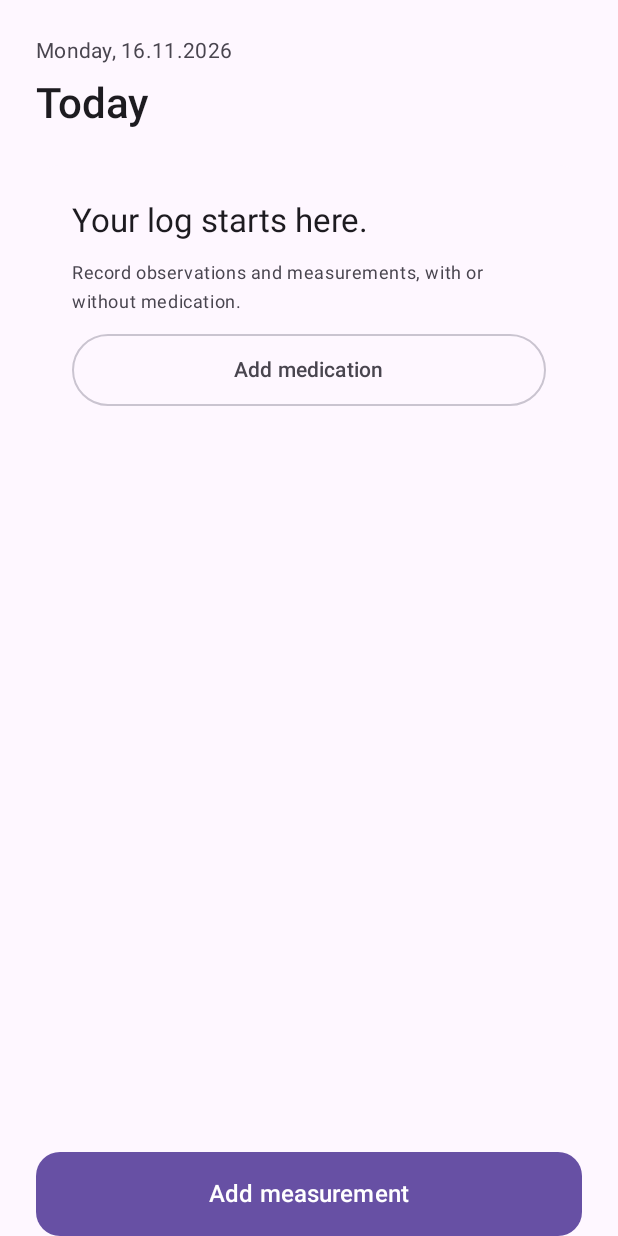
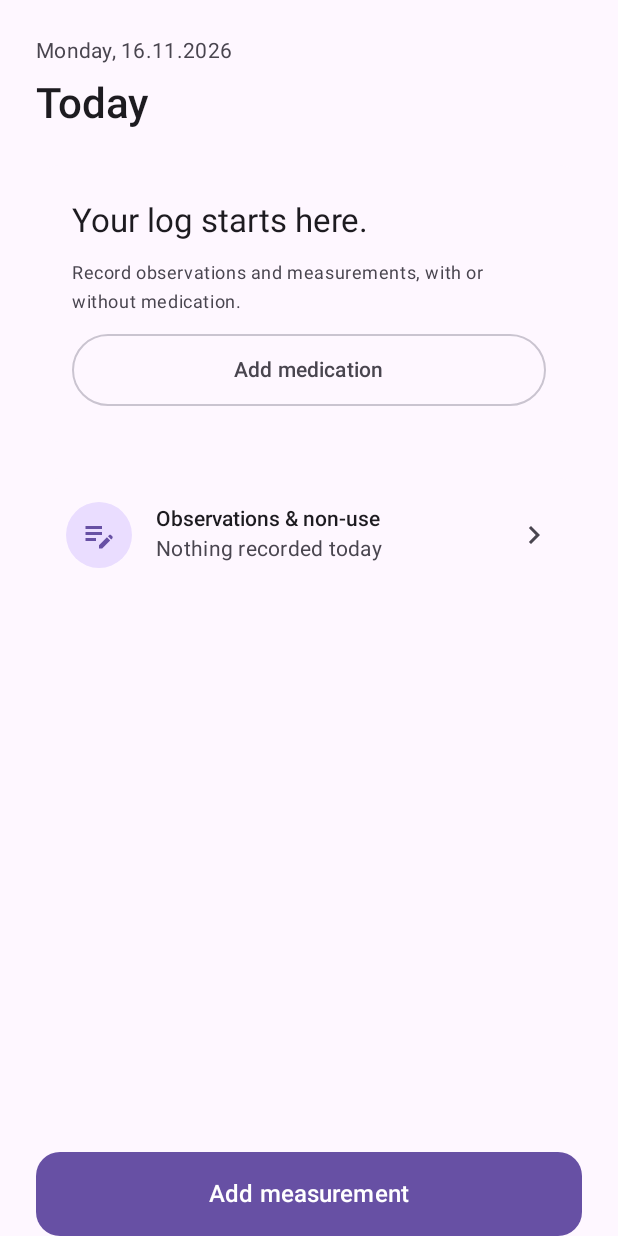
Before and after one commit to Ruurdoos/ADHS-Logbook, an Android app built with Jetpack Compose: the composable HomeScreen called with empty values, on a phone screen of 412 x 824 dp. Run offline under Robolectric (Android 15) with nearby library versions, the phone set to English and light mode, and no system bars; libraries missing offline, so code that uses them is left out: androidx.lifecycle.compose, androidx.lifecycle.viewmodel; 1 statement that could not run was skipped.

Commit message:
feat(home): add observations & non-use card to home
Show a card with today's record count that opens the observations,
measurements and non-use page directly from the home screen.

```diff
--- a/app/src/main/java/com/adhs/logbook/MainActivity.kt
+++ b/app/src/main/java/com/adhs/logbook/MainActivity.kt
@@ -39,6 +39,8 @@ import androidx.compose.foundation.layout.height
 import androidx.compose.foundation.layout.heightIn
 import androidx.compose.foundation.layout.imePadding
 import androidx.compose.foundation.layout.padding
+import androidx.compose.foundation.layout.size
+import androidx.compose.foundation.shape.CircleShape
 import androidx.compose.foundation.layout.width
 import androidx.compose.foundation.lazy.LazyColumn
 import androidx.compose.foundation.lazy.items
@@ -550,6 +552,7 @@ fun LogbookApp(
                             { shouldPage = "observation:" }
                         } else null,
                         onMeasurement = { shouldPage = "measurement:" },
+                        onRecords = { shouldPage = "records" },
                         measurementsEnabled = vm.enabled("measurements_enabled")
                     )
                 }
@@ -853,6 +856,7 @@ private fun HomeScreen(
     onAdd: () -> Unit,
     onObservation: (() -> Unit)?,
     onMeasurement: () -> Unit,
+    onRecords: () -> Unit,
     measurementsEnabled: Boolean = false
 ) {
     var now by remember { mutableLongStateOf(System.currentTimeMillis()) }
@@ -915,6 +919,7 @@ private fun HomeScreen(
                             ) { Text(tr("Add medication")) }
                         }
                     }
+                    RecordsCard(state, now, zone, onRecords)
                 } else {
                     if (state.medications.count { it.active } > 1) Box {
                         OutlinedButton(
@@ -1019,6 +1024,7 @@ private fun HomeScreen(
                             ) { Text(tr("About this estimate")) }
                         }
                     }
+                    RecordsCard(state, now, zone, onRecords)
                     Spacer(Modifier.height(8.dp))
                 }
                 if (recordActions.isNotEmpty()) Spacer(Modifier.height(56.dp))
@@ -1068,6 +1074,42 @@ private fun HomeScreen(
                 Text(tr("Sources: DailyMed Ritalin, Ritalin LA (IR comparison) and Vyvanse capsule labels. Models: ritalin-ir-v1 / vyvanse-capsule-v1. Engine: relative-heuristic-v1."))
             }
         })
+}
+
+/** Home entry point to observations, measurements and non-use records, with a short summary of today. */
+@Composable
+private fun RecordsCard(state: LogbookState, now: Long, zone: ZoneId, onOpen: () -> Unit) {
+    val today = Instant.ofEpochMilli(now).atZone(zone).toLocalDate()
+    val from = today.atStartOfDay(zone).toInstant().toEpochMilli()
+    val until = today.plusDays(1).atStartOfDay(zone).toInstant().toEpochMilli()
+    val todayCount = state.observations.count { it.timestamp in from until until } +
+            state.measurements.count { it.timestamp in from until until } +
+            state.nonUse.count { it.intersects(from, until) }
+    Surface(
+        onClick = onOpen,
+        color = MaterialTheme.colorScheme.surface,
+        shape = MaterialTheme.shapes.large,
+        modifier = Modifier.fillMaxWidth()
+    ) {
+        Row(
+            Modifier.padding(horizontal = 20.dp, vertical = 16.dp),
+            verticalAlignment = Alignment.CenterVertically,
+            horizontalArrangement = Arrangement.spacedBy(16.dp)
+        ) {
+            Surface(color = Pale, shape = CircleShape, modifier = Modifier.size(44.dp)) {
+                Box(contentAlignment = Alignment.Center) { Icon(Icons.Outlined.EditNote, null, tint = Sage) }
+            }
+            Column(Modifier.weight(1f), verticalArrangement = Arrangement.spacedBy(2.dp)) {
+                Text(tr("Observations & non-use"), fontWeight = FontWeight.SemiBold)
+                Text(
+                    if (todayCount == 0) tr("Nothing recorded today") else tr("Today: %d records", todayCount),
+                    color = Muted,
+                    style = MaterialTheme.typography.bodyMedium
+                )
+            }
+            Icon(Icons.AutoMirrored.Outlined.KeyboardArrowRight, null, tint = Muted)
+        }
+    }
 }
 
 internal class RecordAction(
--- a/shared/src/commonMain/kotlin/com/adhs/logbook/shared/TextCatalog.kt
+++ b/shared/src/commonMain/kotlin/com/adhs/logbook/shared/TextCatalog.kt
@@ -382,6 +382,8 @@ object TextCatalog {
         "Show observation shortcut on Home" to "Beobachtungs-Schnellzugriff auf der Startseite zeigen",
         "Mood recorded with doses" to "Stimmung bei der Einnahme",
         "Edit amount or time" to "Menge oder Zeitpunkt bearbeiten",
-        "Record %s %s now" to "Jetzt %s %s erfassen"
+        "Record %s %s now" to "Jetzt %s %s erfassen",
+        "Today: %d records" to "Heute: %d Einträge",
+        "Nothing recorded today" to "Heute noch nichts erfasst"
     )
 }
```
Also changed, not shown: 1 other file.
